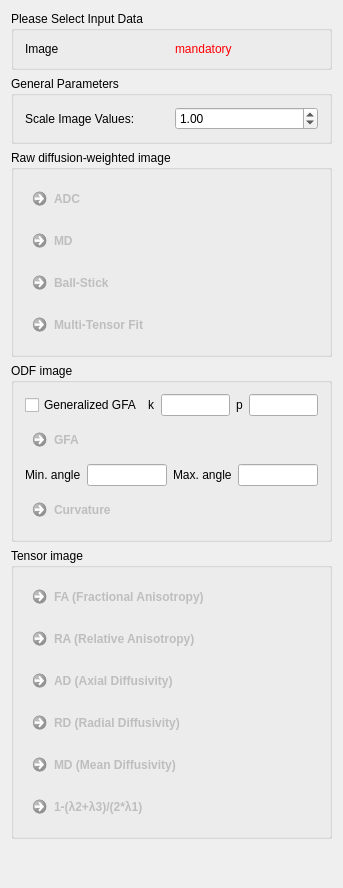
Before: the Qt Designer form Plugins/org.mitk.gui.qt.diffusionimaging.reconstruction/src/internal/QmitkDiffusionQuantificationViewControls.ui in MITK/MITK, drawn with Qt 5.
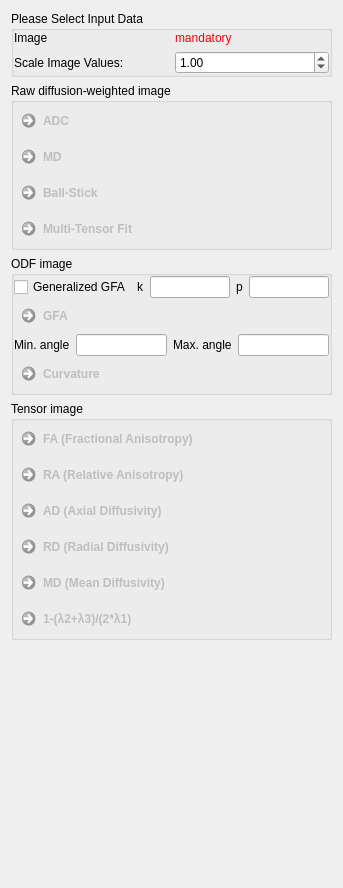
After: the same form once the commit is applied.

Commit message: Refactor view layout

Diff of the .ui file:
```diff
--- a/Plugins/org.mitk.gui.qt.diffusionimaging.reconstruction/src/internal/QmitkDiffusionQuantificationViewControls.ui
+++ b/Plugins/org.mitk.gui.qt.diffusionimaging.reconstruction/src/internal/QmitkDiffusionQuantificationViewControls.ui
@@ -26,13 +26,18 @@
       <string>Please Select Input Data</string>
      </property>
      <layout class="QGridLayout" name="gridLayout">
-      <item row="0" column="0">
-       <widget class="QLabel" name="label">
-        <property name="text">
-         <string>Image</string>
-        </property>
-       </widget>
-      </item>
+      <property name="leftMargin">
+       <number>0</number>
+      </property>
+      <property name="topMargin">
+       <number>0</number>
+      </property>
+      <property name="rightMargin">
+       <number>0</number>
+      </property>
+      <property name="bottomMargin">
+       <number>0</number>
+      </property>
       <item row="0" column="1">
        <widget class="QLabel" name="m_InputImageLabel">
         <property name="text">
@@ -43,23 +48,21 @@
         </property>
        </widget>
       </item>
-     </layout>
-    </widget>
-   </item>
-   <item>
-    <widget class="QGroupBox" name="groupBox_4">
-     <property name="title">
-      <string>General Parameters</string>
-     </property>
-     <layout class="QGridLayout" name="gridLayout_2">
       <item row="0" column="0">
+       <widget class="QLabel" name="label">
+        <property name="text">
+         <string>Image</string>
+        </property>
+       </widget>
+      </item>
+      <item row="1" column="0">
        <widget class="QLabel" name="label_2">
         <property name="text">
          <string>Scale Image Values:</string>
         </property>
        </widget>
       </item>
-      <item row="0" column="1">
+      <item row="1" column="1">
        <widget class="QDoubleSpinBox" name="m_ScaleImageValuesBox">
         <property name="maximum">
          <double>9999999.000000000000000</double>
@@ -78,6 +81,21 @@
       <string>Raw diffusion-weighted image</string>
      </property>
      <layout class="QVBoxLayout" name="verticalLayout_4">
+      <property name="spacing">
+       <number>0</number>
+      </property>
+      <property name="leftMargin">
+       <number>0</number>
+      </property>
+      <property name="topMargin">
+       <number>0</number>
+      </property>
+      <property name="rightMargin">
+       <number>0</number>
+      </property>
+      <property name="bottomMargin">
+       <number>0</number>
+      </property>
       <item>
        <widget class="QCommandLinkButton" name="m_AdcDwiButton">
         <property name="enabled">
@@ -127,6 +145,21 @@
       <string>ODF image</string>
      </property>
      <layout class="QVBoxLayout" name="verticalLayout">
+      <property name="spacing">
+       <number>0</number>
+      </property>
+      <property name="leftMargin">
+       <number>0</number>
+      </property>
+      <property name="topMargin">
+       <number>0</number>
+      </property>
+      <property name="rightMargin">
+       <number>0</number>
+      </property>
+      <property name="bottomMargin">
+       <number>0</number>
+      </property>
       <item>
        <widget class="QFrame" name="frame">
         <property name="frameShape">
@@ -289,6 +322,21 @@
       <string>Tensor image</string>
      </property>
      <layout class="QVBoxLayout" name="verticalLayout_3">
+      <property name="spacing">
+       <number>0</number>
+      </property>
+      <property name="leftMargin">
+       <number>0</number>
+      </property>
+      <property name="topMargin">
+       <number>0</number>
+      </property>
+      <property name="rightMargin">
+       <number>0</number>
+      </property>
+      <property name="bottomMargin">
+       <number>0</number>
+      </property>
       <item>
        <widget class="QCommandLinkButton" name="m_FAButton">
         <property name="enabled">
```
The commit also changes 12 other files.
